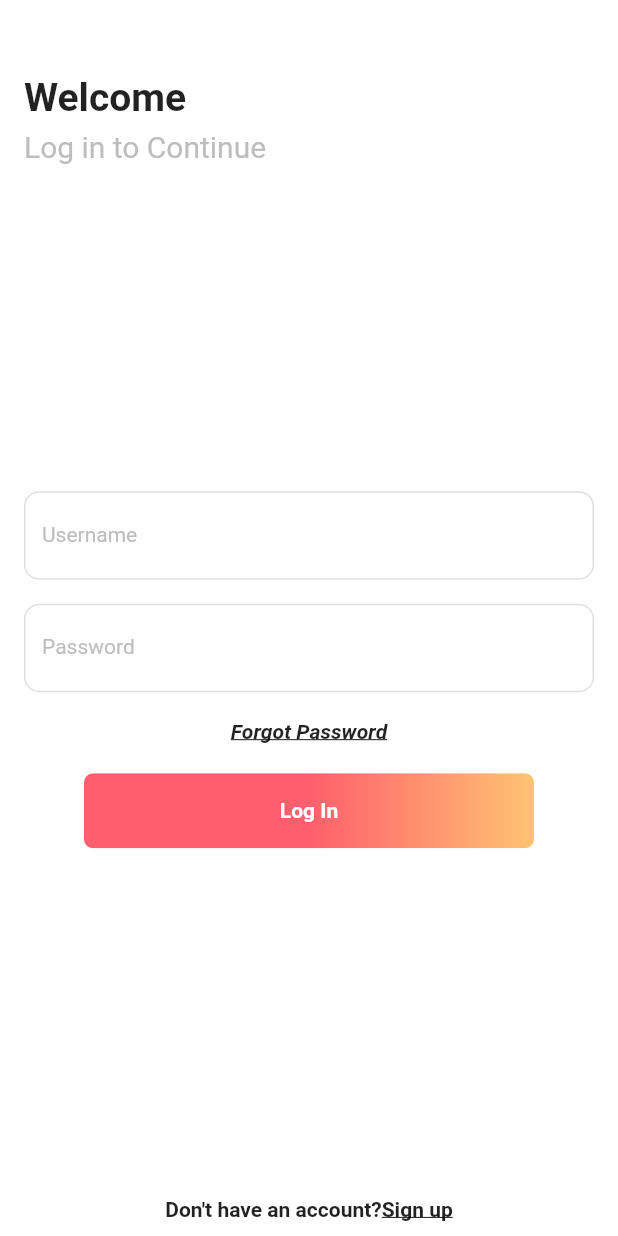
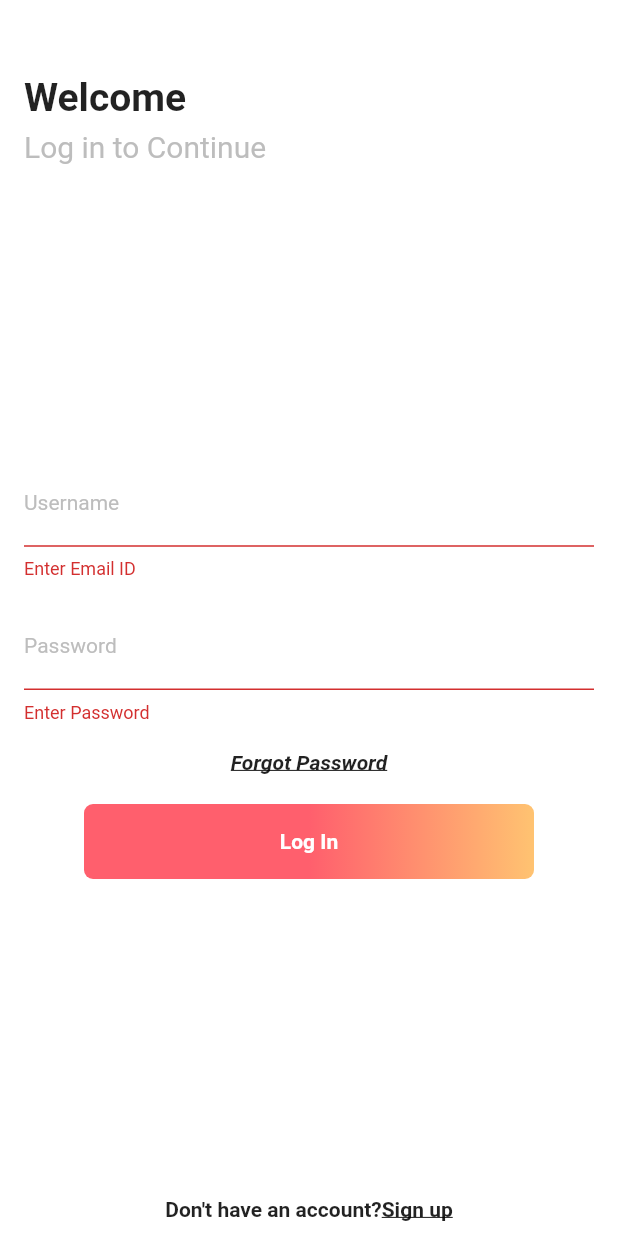
Before and after one commit to arushinarayan/SocialApp, a Flutter app: the Login screen opened directly, after a tap on "Log In", on a phone screen of 412 x 824 dp. Run offline on Flutter 3.47's test engine with Material 2 defaults, Android fonts, the phone set to English and light mode, and no system bars; our stand-ins replace firebase_auth; accounts and stored records are empty; statements that could not run were skipped.

Commit message:
Update and rename login.dart to login_page.dart

```diff
--- a/lib/screens/login.dart
+++ b/lib/screens/login_page.dart
@@ -1,7 +1,7 @@
 import 'package:flutter/cupertino.dart';
 import 'package:flutter/material.dart';
 import 'package:fru/screens/home_page.dart';
-import 'package:fru/screens/signup.dart';
+import 'package:fru/screens/signup_page.dart';
 import 'package:fru/services/auth.dart';
 
 class Login extends StatefulWidget {
@@ -10,7 +10,6 @@ class Login extends StatefulWidget {
 }
 
 class _LoginState extends State<Login> {
-
   final _formKey = GlobalKey<FormState>();
   String email, password;
   AuthService authService = new AuthService();
@@ -121,15 +120,13 @@ class _LoginState extends State<Login> {
                     child: Text("Forgot Password", style: TextStyle(fontStyle: FontStyle.italic, fontWeight: FontWeight.bold, color: Colors.black87, decoration: TextDecoration.underline),),
                   ),
                   SizedBox(height: 20,),
-                  GestureDetector(
-                    onTap: () {
-                      signIn();
-                    },
-                    child: Container(
+                   Container(
                       height: 50,
                       width: double.infinity,
                       child: FlatButton(
-                        onPressed: (){},
+                        onPressed: (){
+                          return signIn();
+                        },
                         padding: EdgeInsets.all(0),
                         child: Ink(
                           decoration: BoxDecoration(
@@ -155,7 +152,7 @@ class _LoginState extends State<Login> {
                         ),
                       ),
                     ),
-                  ),
+
                   SizedBox(height: 30,)
                 ],
               ),
```
Lines whose indentation alone changed are shown as unchanged.
